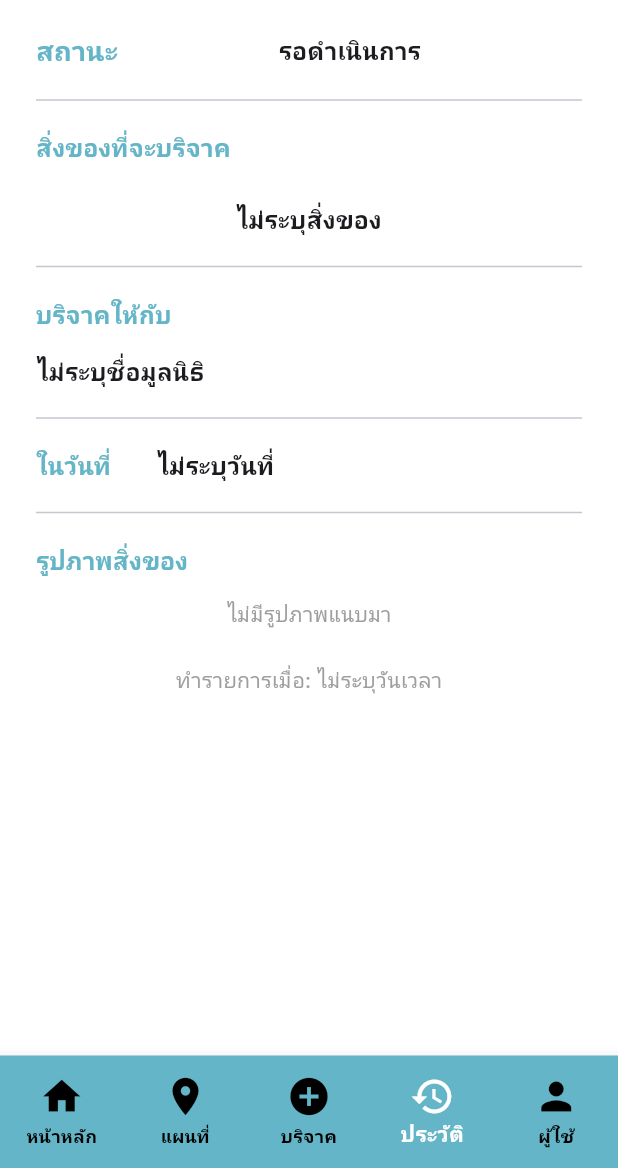
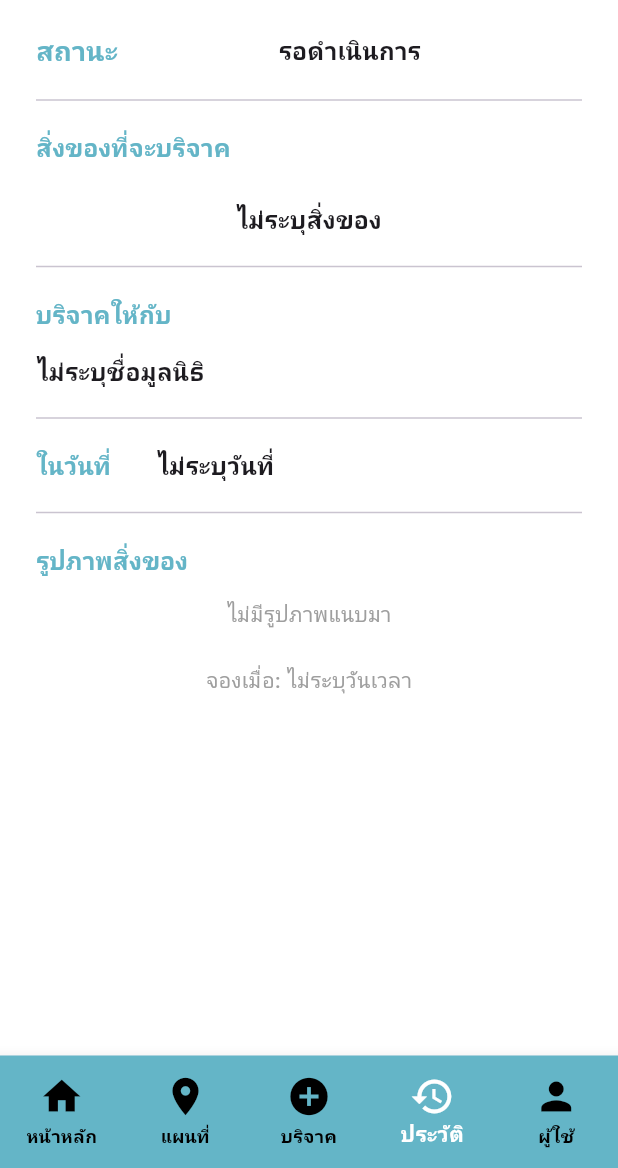
Before and after one commit to oKENDOo/givelink, a Flutter app: the HistoryDetailScreen screen opened by its route, on a phone screen of 412 x 824 dp, the part 68-1236 px from its top. Run offline on Flutter 3.47's test engine with Material 3 defaults, Android fonts, the phone set to English and light mode, and no system bars; our stand-ins replace cloud_firestore, firebase_auth, firebase_core, flutter_map, geolocator, go_router and 5 more; accounts and stored records are empty; Roboto replaces fonts that are missing (Kanit).

Commit message:
แก้คำ his detail

```diff
--- a/lib/features/history/screens/history_detail_screen.dart
+++ b/lib/features/history/screens/history_detail_screen.dart
@@ -369,7 +369,7 @@ class _HistoryDetailScreenState extends State<HistoryDetailScreen> {
                     // 6. ส่วนแสดงวันที่และเวลา
                     Center(
                       child: Text(
-                        'ทำรายการเมื่อ: ${_formatThaiDateTime(widget.bookingData['created_at'] ?? widget.bookingData['timestamp'])}',
+                        'จองเมื่อ: ${_formatThaiDateTime(widget.bookingData['created_at'] ?? widget.bookingData['timestamp'])}',
                         style: const TextStyle(color: Colors.grey, fontSize: 14, fontWeight: FontWeight.w500),
                       ),
                     ),
```
